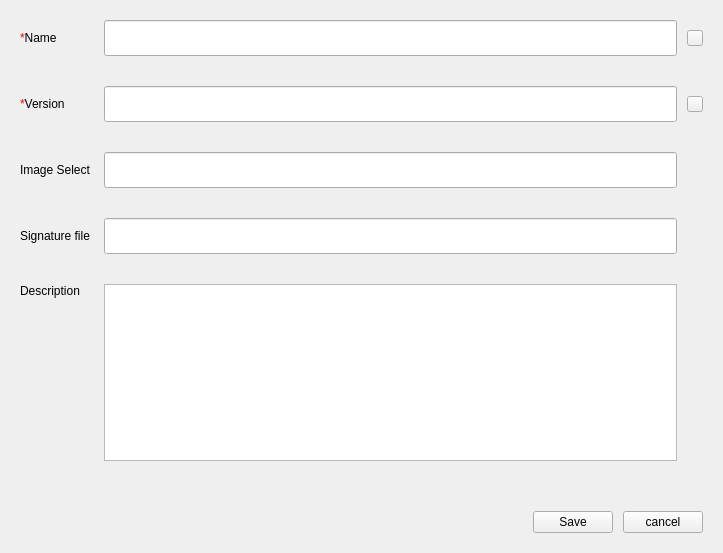
Old version of the form src/pages/image/image-operate-dialog.ui in the repository openeuler-mirror/ks-scmc-gui.
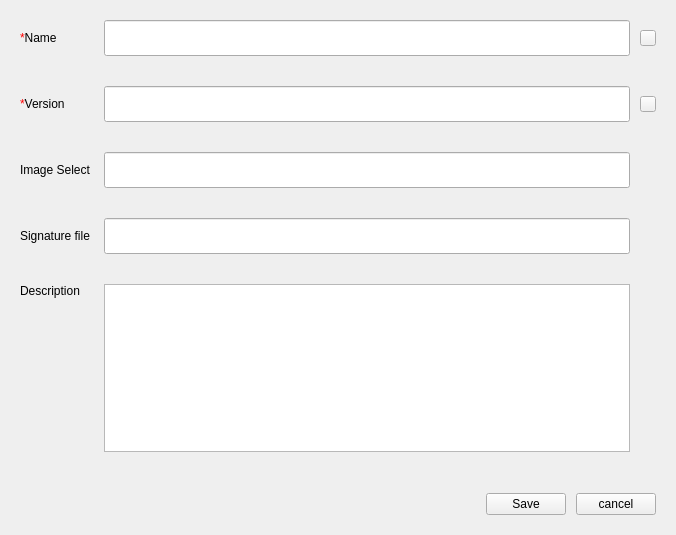
New version of the form.

```diff
--- a/src/pages/image/image-operate-dialog.ui
+++ b/src/pages/image/image-operate-dialog.ui
@@ -6,8 +6,8 @@
    <rect>
     <x>0</x>
     <y>0</y>
-    <width>723</width>
-    <height>553</height>
+    <width>676</width>
+    <height>535</height>
    </rect>
   </property>
   <property name="windowTitle">
```
Left out of the diff: 1 changed line with no effect on the pictures.
